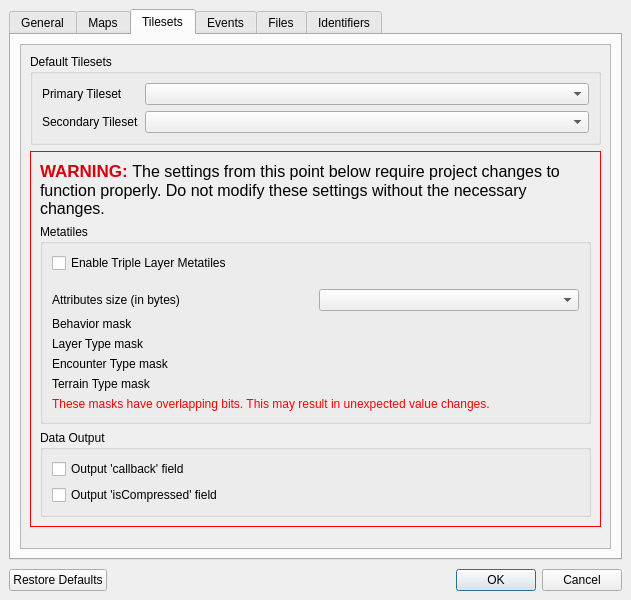
Old version of the form forms/projectsettingseditor.ui in the repository traeighsea/porymap.
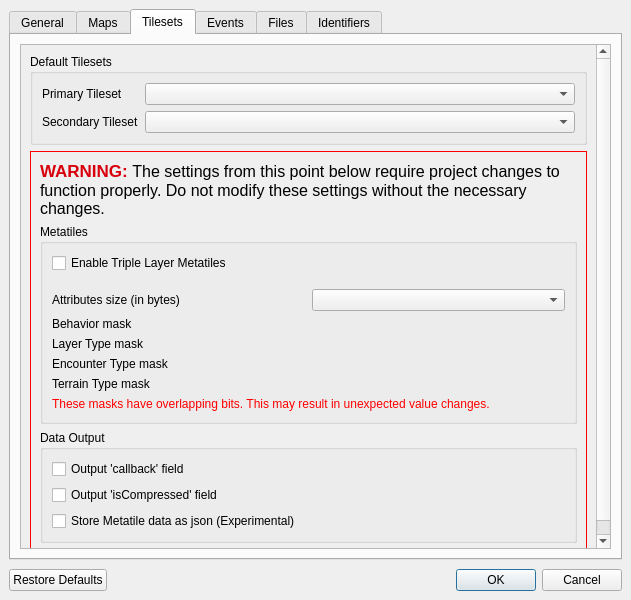
New version of the form. The open tabs and pages were chosen to show the change. Icons and pictures are not drawn. Custom widgets are drawn as their Qt base class.

Commit message: Add project option to save tileset metatile data as json

```diff
--- a/forms/projectsettingseditor.ui
+++ b/forms/projectsettingseditor.ui
@@ -976,6 +976,16 @@
                     </property>
                    </widget>
                   </item>
+                  <item>
+                   <widget class="QCheckBox" name="checkBox_TilesetStoreMetatileDataAsJson">
+                    <property name="toolTip">
+                     <string>Whether to save and load metatiles using json instead of binary format</string>
+                    </property>
+                    <property name="text">
+                     <string>Store Metatile data as json (Experimental)</string>
+                    </property>
+                   </widget>
+                  </item>
                  </layout>
                 </widget>
                </item>
```
The commit also changes 4 other files.
